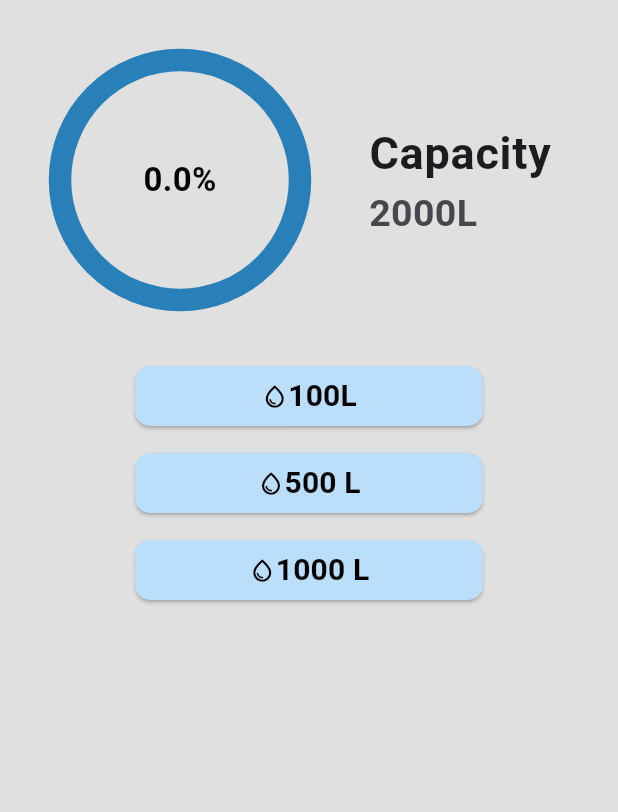
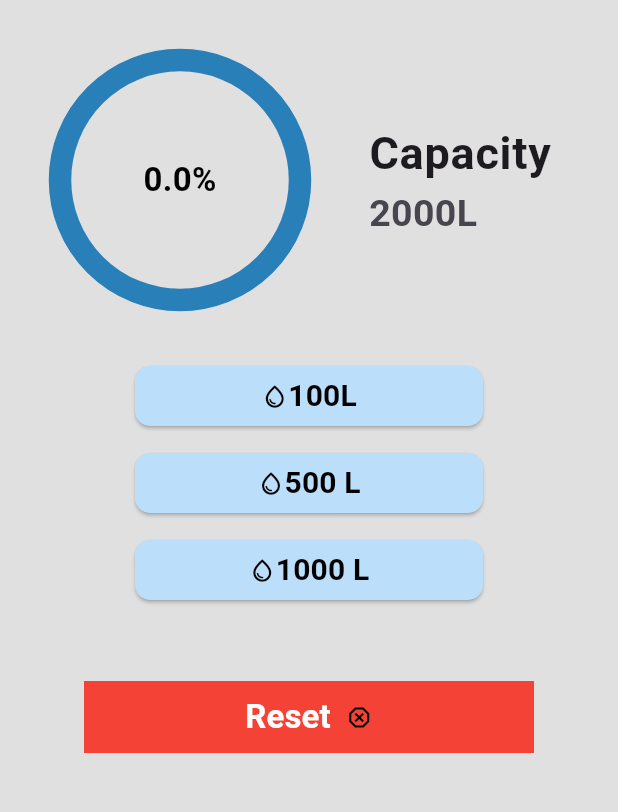
Before and after one commit to mr-riad/Water-Tracker-App, a Flutter app: the screen it shows after launch, on a phone screen of 412 x 824 dp, the part 84-896 px from its top. Run offline on Flutter 3.47's test engine with Material 3 defaults, Android fonts, the phone set to English and light mode, and no system bars.

Commit message:
reset logic add and implement

```diff
--- a/lib/screens/home_screen.dart
+++ b/lib/screens/home_screen.dart
@@ -24,6 +24,12 @@ class _HomeScreenState extends State<HomeScreen> {
       } else {
         currentIntake = totalCapacity;
       }
+    });
+  }
+
+  void resetTank() {
+    setState(() {
+      currentIntake = 0;
     });
   }
 
@@ -75,7 +81,7 @@ class _HomeScreenState extends State<HomeScreen> {
                         ),
                       ),
                       Text(
-                        "${(progress*100).toStringAsFixed(1)}%",
+                        "${(progress * 100).toStringAsFixed(1)}%",
                         style: TextStyle(
                           fontSize: 22,
                           fontWeight: FontWeight.bold,
@@ -115,6 +121,29 @@ class _HomeScreenState extends State<HomeScreen> {
           SizedBox(height: 10),
 
           CustomButton(text: "1000 L", onClick: () => addWater(1000)),
+          SizedBox(height: 50),
+
+          Container(
+            width: 300,
+            color: Colors.red,
+            child: TextButton(
+              onPressed: () => resetTank(),
+              child: Row(
+                mainAxisAlignment: MainAxisAlignment.center,
+                children: [
+                  Text("Reset", style: TextStyle(
+                    color: Colors.white,
+                    fontWeight: FontWeight.bold,
+                    fontSize: 22
+                  ),),
+                  SizedBox(
+                    width: 10,
+                  ),
+                  Icon(Icons.dangerous_outlined,color: Colors.black,),
+                ],
+              ),
+            ),
+          ),
         ],
       ),
     );
```
